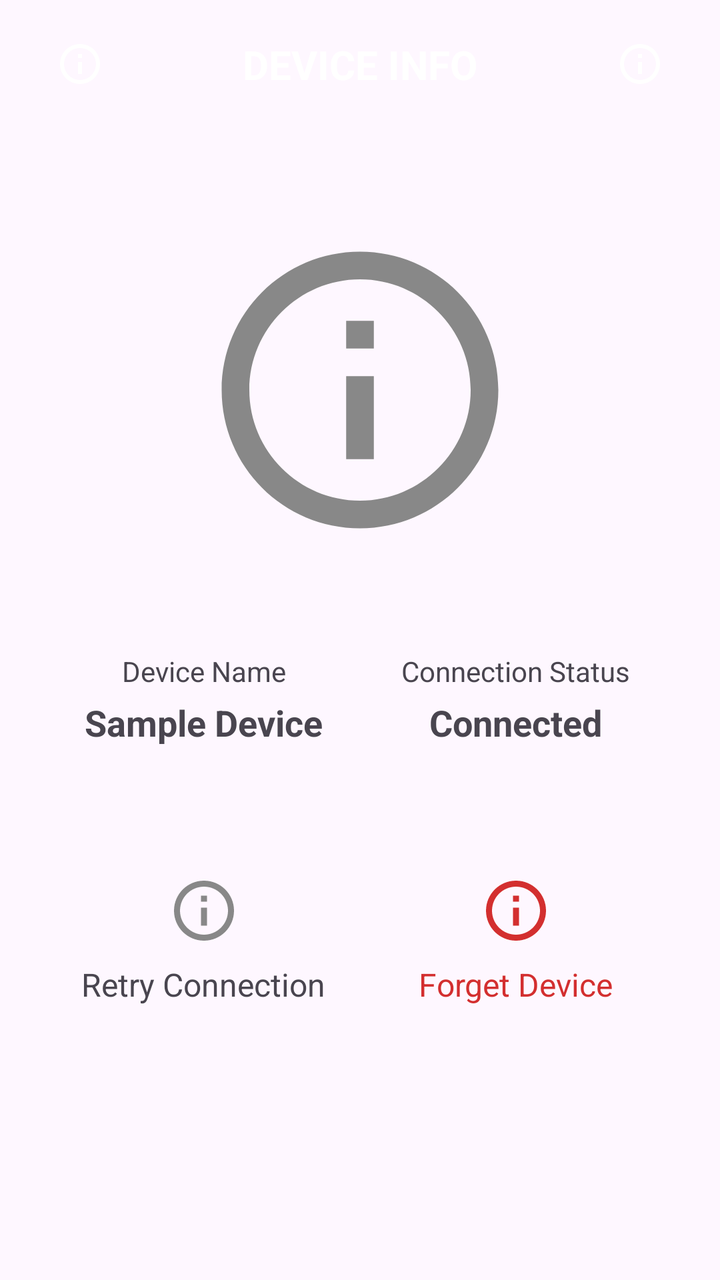
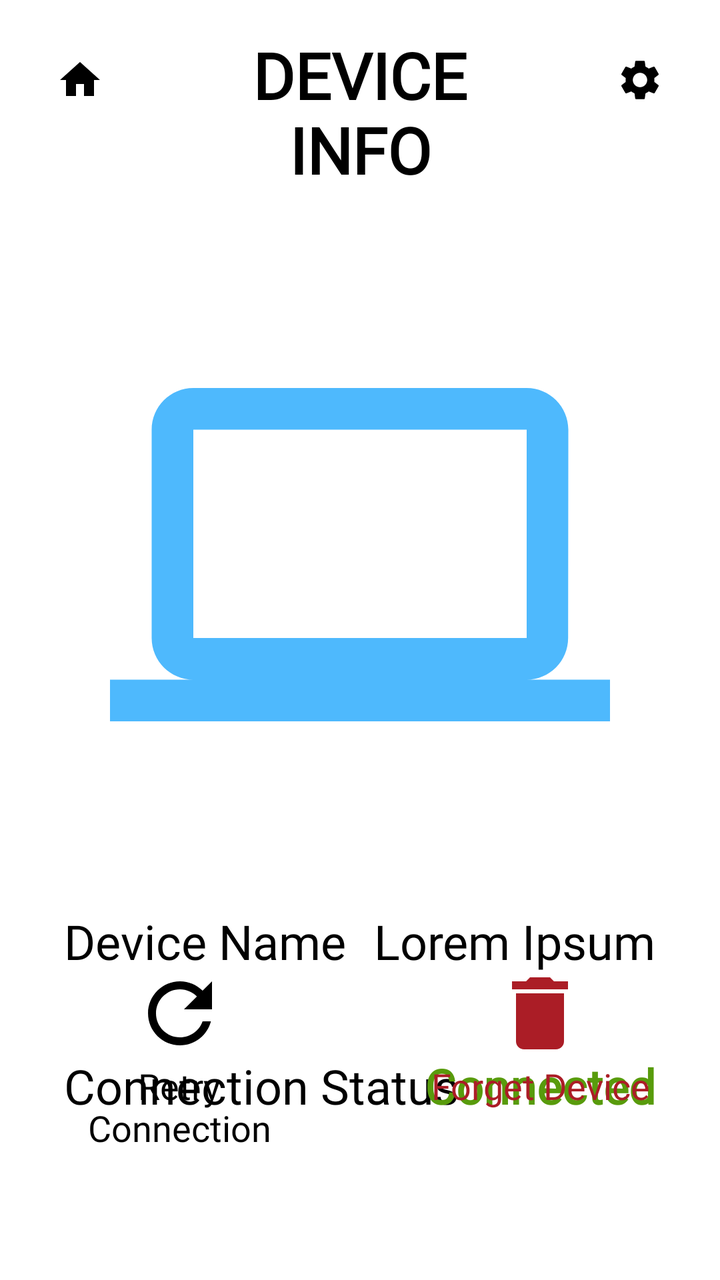

Compare the two renders of this Android layout. The source of the first and the diff that turns it into the second are given below.
<!-- AndroidManifest.xml: application theme Theme.Phomouse -->
<!-- res/layout/screen_info.xml -->
<?xml version="1.0" encoding="utf-8"?>
<androidx.constraintlayout.widget.ConstraintLayout xmlns:android="http://schemas.android.com/apk/res/android"
    xmlns:app="http://schemas.android.com/apk/res-auto"
    android:id="@+id/screen_info"
    android:layout_width="match_parent"
    android:layout_height="match_parent">

    <com.google.android.material.appbar.AppBarLayout
        android:id="@+id/appbar_info"
        android:layout_width="match_parent"
        android:layout_height="wrap_content"
        app:layout_constraintTop_toTopOf="parent">

        <androidx.appcompat.widget.Toolbar
            android:layout_width="match_parent"
            android:layout_height="?attr/actionBarSize"
            app:contentInsetStart="0dp"
            app:contentInsetEnd="0dp">

            <androidx.constraintlayout.widget.ConstraintLayout
                android:layout_width="match_parent"
                android:layout_height="match_parent"
                android:paddingHorizontal="16dp">

                <ImageButton
                    android:id="@+id/btn_home_info"
                    android:layout_width="48dp"
                    android:layout_height="48dp"
                    android:src="@drawable/ic_placeholder"
                    android:background="?attr/selectableItemBackgroundBorderless"
                    app:tint="?attr/colorOnPrimary"
                    app:layout_constraintStart_toStartOf="parent"
                    app:layout_constraintTop_toTopOf="parent"
                    app:layout_constraintBottom_toBottomOf="parent"/>

                <TextView
                    android:layout_width="wrap_content"
                    android:layout_height="wrap_content"
                    android:text="DEVICE INFO"
                    android:textSize="20sp"
                    android:textStyle="bold"
                    android:textColor="?attr/colorOnPrimary"
                    app:layout_constraintStart_toStartOf="parent"
                    app:layout_constraintEnd_toEndOf="parent"
                    app:layout_constraintTop_toTopOf="parent"
                    app:layout_constraintBottom_toBottomOf="parent"/>

                <ImageButton
                    android:id="@+id/btn_settings_info"
                    android:layout_width="48dp"
                    android:layout_height="48dp"
                    android:src="@drawable/ic_placeholder"
                    android:background="?attr/selectableItemBackgroundBorderless"
                    app:tint="?attr/colorOnPrimary"
                    app:layout_constraintEnd_toEndOf="parent"
                    app:layout_constraintTop_toTopOf="parent"
                    app:layout_constraintBottom_toBottomOf="parent"/>

            </androidx.constraintlayout.widget.ConstraintLayout>
        </androidx.appcompat.widget.Toolbar>
    </com.google.android.material.appbar.AppBarLayout>

    <LinearLayout
        android:layout_width="match_parent"
        android:layout_height="0dp"
        android:orientation="vertical"
        android:padding="24dp"
        android:gravity="center_horizontal"
        app:layout_constraintTop_toBottomOf="@id/appbar_info"
        app:layout_constraintBottom_toBottomOf="parent">

        <ImageView
            android:layout_width="166dp"
            android:layout_height="166dp"
            android:src="@drawable/ic_placeholder"
            android:layout_marginTop="24dp"
            android:layout_marginBottom="48dp"/>

        <LinearLayout
            android:layout_width="match_parent"
            android:layout_height="wrap_content"
            android:orientation="horizontal"
            android:layout_marginBottom="48dp">

            <LinearLayout
                android:layout_width="0dp"
                android:layout_height="wrap_content"
                android:layout_weight="1"
                android:orientation="vertical"
                android:gravity="center">
                <TextView
                    android:layout_width="wrap_content"
                    android:layout_height="wrap_content"
                    android:text="Device Name"
                    android:textSize="14sp"
                    android:textColor="?android:textColorSecondary"/>
                <TextView
                    android:layout_width="wrap_content"
                    android:layout_height="wrap_content"
                    android:text="Sample Device"
                    android:textSize="18sp"
                    android:textStyle="bold"
                    android:layout_marginTop="4dp"/>
            </LinearLayout>

            <LinearLayout
                android:layout_width="0dp"
                android:layout_height="wrap_content"
                android:layout_weight="1"
                android:orientation="vertical"
                android:gravity="center">
                <TextView
                    android:layout_width="wrap_content"
                    android:layout_height="wrap_content"
                    android:text="Connection Status"
                    android:textSize="14sp"
                    android:textColor="?android:textColorSecondary"/>
                <TextView
                    android:layout_width="wrap_content"
                    android:layout_height="wrap_content"
                    android:text="Connected"
                    android:textSize="18sp"
                    android:textStyle="bold"
                    android:layout_marginTop="4dp"/>
            </LinearLayout>
        </LinearLayout>

        <LinearLayout
            android:layout_width="match_parent"
            android:layout_height="wrap_content"
            android:orientation="horizontal">

            <LinearLayout
                android:layout_width="0dp"
                android:layout_height="wrap_content"
                android:layout_weight="1"
                android:orientation="vertical"
                android:gravity="center"
                android:background="?attr/selectableItemBackground"
                android:padding="16dp">
                <ImageView
                    android:layout_width="36dp"
                    android:layout_height="36dp"
                    android:src="@drawable/ic_placeholder"
                    android:layout_marginBottom="8dp"/>
                <TextView
                    android:layout_width="wrap_content"
                    android:layout_height="wrap_content"
                    android:text="Retry Connection"
                    android:textAlignment="center"
                    android:textSize="16sp"/>
            </LinearLayout>

            <LinearLayout
                android:layout_width="0dp"
                android:layout_height="wrap_content"
                android:layout_weight="1"
                android:orientation="vertical"
                android:gravity="center"
                android:background="?attr/selectableItemBackground"
                android:padding="16dp">
                <ImageView
                    android:layout_width="36dp"
                    android:layout_height="36dp"
                    android:src="@drawable/ic_placeholder"
                    app:tint="#D32F2F"
                    android:layout_marginBottom="8dp"/>
                <TextView
                    android:layout_width="wrap_content"
                    android:layout_height="wrap_content"
                    android:text="Forget Device"
                    android:textColor="#D32F2F"
                    android:textAlignment="center"
                    android:textSize="16sp"/>
            </LinearLayout>
        </LinearLayout>
    </LinearLayout>

</androidx.constraintlayout.widget.ConstraintLayout>
<!-- resources referenced by this layout -->
<resources>
  <!-- drawable ic_placeholder (drawable) -->
  <vector xmlns:android="http://schemas.android.com/apk/res/android"
      android:width="24dp"
      android:height="24dp"
      android:viewportWidth="24"
      android:viewportHeight="24">
      <path
          android:fillColor="#888888"
          android:pathData="M12,2C6.47,2 2,6.47 2,12s4.47,10 10,10 10,-4.47 10,-10S17.53,2 12,2zM12,20c-4.41,0 -8,-3.59 -8,-8s3.59,-8 8,-8 8,3.59 8,8 -3.59,8 -8,8zM11,7h2v2h-2zM11,11h2v6h-2z"/>
  </vector>
  <style name="Theme.Phomouse" parent="Base.Theme.Phomouse" />
  <style name="Base.Theme.Phomouse" parent="Theme.Material3.DayNight.NoActionBar">
   <item name="colorPrimary">@color/primary</item>
          
      </style>
  <color name="primary">#4EB9FD</color>
</resources>

<!-- the commit's change to res/layout/screen_info.xml (unified diff, before → after) -->
@@ -3,177 +3,180 @@
     xmlns:app="http://schemas.android.com/apk/res-auto"
     android:id="@+id/screen_info"
     android:layout_width="match_parent"
-    android:layout_height="match_parent">
+    android:layout_height="match_parent"
+    android:background="@color/white">
 
-    <com.google.android.material.appbar.AppBarLayout
-        android:id="@+id/appbar_info"
+    <androidx.constraintlayout.widget.ConstraintLayout
+        android:id="@+id/header_info"
         android:layout_width="match_parent"
         android:layout_height="wrap_content"
+        android:padding="16dp"
         app:layout_constraintTop_toTopOf="parent">
 
-        <androidx.appcompat.widget.Toolbar
+        <ImageButton
+            android:id="@+id/btn_home_info"
+            android:layout_width="48dp"
+            android:layout_height="48dp"
+            android:src="@drawable/ic_home"
+            android:background="?attr/selectableItemBackgroundBorderless"
+            app:layout_constraintStart_toStartOf="parent"
+            app:layout_constraintTop_toTopOf="parent" />
+
+        <TextView
+            android:layout_width="wrap_content"
+            android:layout_height="wrap_content"
+            android:text="DEVICE\nINFO"
+            android:textSize="32sp"
+            android:textStyle="bold"
+            android:textColor="@color/black"
+            android:gravity="center"
+            android:fontFamily="@font/atkinson"
+            app:layout_constraintStart_toStartOf="parent"
+            app:layout_constraintEnd_toEndOf="parent"
+            app:layout_constraintTop_toTopOf="parent" />
+
+        <ImageButton
+            android:id="@+id/btn_settings_info"
+            android:layout_width="48dp"
+            android:layout_height="48dp"
+            android:src="@drawable/ic_settings"
+            android:background="?attr/selectableItemBackgroundBorderless"
+            app:layout_constraintEnd_toEndOf="parent"
+            app:layout_constraintTop_toTopOf="parent" />
+
+    </androidx.constraintlayout.widget.ConstraintLayout>
+
+    <ImageView
+        android:id="@+id/icon_device"
+        android:layout_width="250dp"
+        android:layout_height="250dp"
+        android:src="@drawable/ic_computer"
+        app:tint="@color/primary"
+        android:layout_marginTop="40dp"
+        app:layout_constraintTop_toBottomOf="@id/header_info"
+        app:layout_constraintStart_toStartOf="parent"
+        app:layout_constraintEnd_toEndOf="parent" />
+
+    <LinearLayout
+        android:id="@+id/info_container"
+        android:layout_width="match_parent"
+        android:layout_height="wrap_content"
+        android:orientation="vertical"
+        android:paddingHorizontal="32dp"
+        android:layout_marginTop="40dp"
+        app:layout_constraintTop_toBottomOf="@id/icon_device">
+
+        <androidx.constraintlayout.widget.ConstraintLayout
             android:layout_width="match_parent"
-            android:layout_height="?attr/actionBarSize"
-            app:contentInsetStart="0dp"
-            app:contentInsetEnd="0dp">
+            android:layout_height="wrap_content"
+            android:paddingVertical="12dp">
+            <TextView
+                android:layout_width="wrap_content"
+                android:layout_height="wrap_content"
+                android:text="Device Name"
+                android:textSize="24sp"
+                android:textColor="@color/black"
+                android:fontFamily="@font/atkinson"
+                app:layout_constraintStart_toStartOf="parent"
+                app:layout_constraintTop_toTopOf="parent"
+                app:layout_constraintBottom_toBottomOf="parent"/>
+            <TextView
+                android:layout_width="wrap_content"
+                android:layout_height="wrap_content"
+                android:text="Lorem Ipsum"
+                android:textSize="24sp"
+                android:textColor="@color/black"
+                android:fontFamily="@font/atkinson"
+                app:layout_constraintEnd_toEndOf="parent"
+                app:layout_constraintTop_toTopOf="parent"
+                app:layout_constraintBottom_toBottomOf="parent"/>
+        </androidx.constraintlayout.widget.ConstraintLayout>
 
-            <androidx.constraintlayout.widget.ConstraintLayout
-                android:layout_width="match_parent"
-                android:layout_height="match_parent"
-                android:paddingHorizontal="16dp">
+        <androidx.constraintlayout.widget.ConstraintLayout
+            android:layout_width="match_parent"
+            android:layout_height="wrap_content"
+            android:paddingVertical="12dp"
+            android:layout_marginTop="16dp">
+            <TextView
+                android:layout_width="wrap_content"
+                android:layout_height="wrap_content"
+                android:text="Connection Status"
+                android:textSize="24sp"
+                android:textColor="@color/black"
+                android:fontFamily="@font/atkinson"
+                app:layout_constraintStart_toStartOf="parent"
+                app:layout_constraintTop_toTopOf="parent"
+                app:layout_constraintBottom_toBottomOf="parent"/>
+            <TextView
+                android:layout_width="wrap_content"
+                android:layout_height="wrap_content"
+                android:text="Connected"
+                android:textSize="24sp"
+                android:textColor="@color/success"
+                android:textStyle="bold"
+                android:fontFamily="@font/atkinson"
+                app:layout_constraintEnd_toEndOf="parent"
+                app:layout_constraintTop_toTopOf="parent"
+                app:layout_constraintBottom_toBottomOf="parent"/>
+        </androidx.constraintlayout.widget.ConstraintLayout>
 
-                <ImageButton
-                    android:id="@+id/btn_home_info"
-                    android:layout_width="48dp"
-                    android:layout_height="48dp"
-                    android:src="@drawable/ic_placeholder"
-                    android:background="?attr/selectableItemBackgroundBorderless"
-                    app:tint="?attr/colorOnPrimary"
-                    app:layout_constraintStart_toStartOf="parent"
-                    app:layout_constraintTop_toTopOf="parent"
-                    app:layout_constraintBottom_toBottomOf="parent"/>
-
-                <TextView
-                    android:layout_width="wrap_content"
-                    android:layout_height="wrap_content"
-                    android:text="DEVICE INFO"
-                    android:textSize="20sp"
-                    android:textStyle="bold"
-                    android:textColor="?attr/colorOnPrimary"
-                    app:layout_constraintStart_toStartOf="parent"
-                    app:layout_constraintEnd_toEndOf="parent"
-                    app:layout_constraintTop_toTopOf="parent"
-                    app:layout_constraintBottom_toBottomOf="parent"/>
-
-                <ImageButton
-                    android:id="@+id/btn_settings_info"
-                    android:layout_width="48dp"
-                    android:layout_height="48dp"
-                    android:src="@drawable/ic_placeholder"
-                    android:background="?attr/selectableItemBackgroundBorderless"
-                    app:tint="?attr/colorOnPrimary"
-                    app:layout_constraintEnd_toEndOf="parent"
-                    app:layout_constraintTop_toTopOf="parent"
-                    app:layout_constraintBottom_toBottomOf="parent"/>
-
-            </androidx.constraintlayout.widget.ConstraintLayout>
-        </androidx.appcompat.widget.Toolbar>
-    </com.google.android.material.appbar.AppBarLayout>
+    </LinearLayout>
 
     <LinearLayout
         android:layout_width="match_parent"
-        android:layout_height="0dp"
-        android:orientation="vertical"
-        android:padding="24dp"
-        android:gravity="center_horizontal"
-        app:layout_constraintTop_toBottomOf="@id/appbar_info"
+        android:layout_height="wrap_content"
+        android:orientation="horizontal"
+        android:layout_marginBottom="48dp"
         app:layout_constraintBottom_toBottomOf="parent">
 
-        <ImageView
-            android:layout_width="166dp"
-            android:layout_height="166dp"
-            android:src="@drawable/ic_placeholder"
-            android:layout_marginTop="24dp"
-            android:layout_marginBottom="48dp"/>
-
         <LinearLayout
-            android:layout_width="match_parent"
+            android:id="@+id/btn_retry"
+            android:layout_width="0dp"
             android:layout_height="wrap_content"
-            android:orientation="horizontal"
-            android:layout_marginBottom="48dp">
-
-            <LinearLayout
-                android:layout_width="0dp"
+            android:layout_weight="1"
+            android:orientation="vertical"
+            android:gravity="center"
+            android:background="?attr/selectableItemBackground"
+            android:padding="16dp">
+            <ImageView
+                android:layout_width="48dp"
+                android:layout_height="48dp"
+                android:src="@drawable/ic_refresh"
+                app:tint="@color/black"/>
+            <TextView
+                android:layout_width="wrap_content"
                 android:layout_height="wrap_content"
-                android:layout_weight="1"
-                android:orientation="vertical"
-                android:gravity="center">
-                <TextView
-                    android:layout_width="wrap_content"
-                    android:layout_height="wrap_content"
-                    android:text="Device Name"
-                    android:textSize="14sp"
-                    android:textColor="?android:textColorSecondary"/>
-                <TextView
-                    android:layout_width="wrap_content"
-                    android:layout_height="wrap_content"
-                    android:text="Sample Device"
-                    android:textSize="18sp"
-                    android:textStyle="bold"
-                    android:layout_marginTop="4dp"/>
-            </LinearLayout>
-
-            <LinearLayout
-                android:layout_width="0dp"
-                android:layout_height="wrap_content"
-                android:layout_weight="1"
-                android:orientation="vertical"
-                android:gravity="center">
-                <TextView
-                    android:layout_width="wrap_content"
-                    android:layout_height="wrap_content"
-                    android:text="Connection Status"
-                    android:textSize="14sp"
-                    android:textColor="?android:textColorSecondary"/>
-                <TextView
-                    android:layout_width="wrap_content"
-                    android:layout_height="wrap_content"
-                    android:text="Connected"
-                    android:textSize="18sp"
-                    android:textStyle="bold"
-                    android:layout_marginTop="4dp"/>
-            </LinearLayout>
+                android:text="Retry\nConnection"
+                android:textAlignment="center"
+                android:textSize="18sp"
+                android:textColor="@color/black"
+                android:fontFamily="@font/atkinson"/>
         </LinearLayout>
 
         <LinearLayout
-            android:layout_width="match_parent"
+            android:id="@+id/btn_forget"
+            android:layout_width="0dp"
             android:layout_height="wrap_content"
-            android:orientation="horizontal">
+            android:layout_weight="1"
+            android:orientation="vertical"
+            android:gravity="center"
+            android:background="?attr/selectableItemBackground"
+            android:padding="16dp">
+            <ImageView
+                android:layout_width="48dp"
+                android:layout_height="48dp"
+                android:src="@drawable/ic_delete"
+                app:tint="@color/error"/>
+            <TextView
+                android:layout_width="wrap_content"
+                android:layout_height="wrap_content"
+                android:text="Forget Device"
+                android:textColor="@color/error"
+                android:textAlignment="center"
+                android:textSize="18sp"
+                android:fontFamily="@font/atkinson"/>
+        </LinearLayout>
 
-            <LinearLayout
-                android:layout_width="0dp"
-                android:layout_height="wrap_content"
-                android:layout_weight="1"
-                android:orientation="vertical"
-                android:gravity="center"
-                android:background="?attr/selectableItemBackground"
-                android:padding="16dp">
-                <ImageView
-                    android:layout_width="36dp"
-                    android:layout_height="36dp"
-                    android:src="@drawable/ic_placeholder"
-                    android:layout_marginBottom="8dp"/>
-                <TextView
-                    android:layout_width="wrap_content"
-                    android:layout_height="wrap_content"
-                    android:text="Retry Connection"
-                    android:textAlignment="center"
-                    android:textSize="16sp"/>
-            </LinearLayout>
-
-            <LinearLayout
-                android:layout_width="0dp"
-                android:layout_height="wrap_content"
-                android:layout_weight="1"
-                android:orientation="vertical"
-                android:gravity="center"
-                android:background="?attr/selectableItemBackground"
-                android:padding="16dp">
-                <ImageView
-                    android:layout_width="36dp"
-                    android:layout_height="36dp"
-                    android:src="@drawable/ic_placeholder"
-                    app:tint="#D32F2F"
-                    android:layout_marginBottom="8dp"/>
-                <TextView
-                    android:layout_width="wrap_content"
-                    android:layout_height="wrap_content"
-                    android:text="Forget Device"
-                    android:textColor="#D32F2F"
-                    android:textAlignment="center"
-                    android:textSize="16sp"/>
-            </LinearLayout>
-        </LinearLayout>
     </LinearLayout>
 
 </androidx.constraintlayout.widget.ConstraintLayout>
<!-- resource entries referenced after the edit -->
@@ -1,20 +1,66 @@
 <!-- resources referenced by this layout -->
 <resources>
-  <!-- drawable ic_placeholder (drawable) -->
+  <color name="black">#FF000000</color>
+  <color name="error">#AB1D26</color>
+  <style name="Theme.Phomouse" parent="Base.Theme.Phomouse" />
+  <style name="Base.Theme.Phomouse" parent="Theme.Material3.DayNight.NoActionBar">
+          <item name="colorPrimary">@color/primary</item>
+          <item name="colorAccent">@color/accent</item>
+          <item name="android:windowBackground">@color/white</item>
+      </style>
+  <color name="accent">#0BFEC8</color>
+  <color name="primary">#4EB9FD</color>
+  <color name="success">#589B0C</color>
+  <color name="white">#FFFFFFFF</color>
+  <!-- drawable ic_computer (drawable) -->
   <vector xmlns:android="http://schemas.android.com/apk/res/android"
       android:width="24dp"
       android:height="24dp"
       android:viewportWidth="24"
       android:viewportHeight="24">
       <path
-          android:fillColor="#888888"
-          android:pathData="M12,2C6.47,2 2,6.47 2,12s4.47,10 10,10 10,-4.47 10,-10S17.53,2 12,2zM12,20c-4.41,0 -8,-3.59 -8,-8s3.59,-8 8,-8 8,3.59 8,8 -3.59,8 -8,8zM11,7h2v2h-2zM11,11h2v6h-2z"/>
+          android:fillColor="#000000"
+          android:pathData="M20,18c1.1,0 1.99,-0.9 1.99,-2L22,6c0,-1.1 -0.9,-2 -2,-2H4c-1.1,0 -2,0.9 -2,2v10c0,1.1 0.9,2 2,2H0v2h24v-2h-4zM4,6h16v10H4V6z"/>
   </vector>
-  <style name="Theme.Phomouse" parent="Base.Theme.Phomouse" />
-  <style name="Base.Theme.Phomouse" parent="Theme.Material3.DayNight.NoActionBar">
-   <item name="colorPrimary">@color/primary</item>
-          
-      </style>
-  <color name="primary">#4EB9FD</color>
+  <!-- drawable ic_delete (drawable) -->
+  <vector xmlns:android="http://schemas.android.com/apk/res/android"
+      android:width="24dp"
+      android:height="24dp"
+      android:viewportWidth="24"
+      android:viewportHeight="24">
+      <path
+          android:fillColor="#000000"
+          android:pathData="M6,19c0,1.1 0.9,2 2,2h8c1.1,0 2,-0.9 2,-2V7H6v12zM19,4h-3.5l-1,-1h-5l-1,1H5v2h14V4z"/>
+  </vector>
+  <!-- drawable ic_home (drawable) -->
+  <vector xmlns:android="http://schemas.android.com/apk/res/android"
+      android:width="24dp"
+      android:height="24dp"
+      android:viewportWidth="24"
+      android:viewportHeight="24">
+      <path
+          android:fillColor="#000000"
+          android:pathData="M10,20V14H14V20H19V12H22L12,3L2,12H5V20H10Z"/>
+  </vector>
+  <!-- drawable ic_refresh (drawable) -->
+  <vector xmlns:android="http://schemas.android.com/apk/res/android"
+      android:width="24dp"
+      android:height="24dp"
+      android:viewportWidth="24"
+      android:viewportHeight="24">
+      <path
+          android:fillColor="#000000"
+          android:pathData="M17.65,6.35C16.2,4.9 14.21,4 12,4c-4.42,0 -7.99,3.58 -7.99,8s3.57,8 7.99,8c3.73,0 6.84,-2.55 7.73,-6h-2.08c-0.82,2.33 -3.04,4 -5.65,4 -3.31,0 -6,-2.69 -6,-6s2.69,-6 6,-6c1.66,0 3.14,0.69 4.22,1.78L13,11h7V4l-2.35,2.35z"/>
+  </vector>
+  <!-- drawable ic_settings (drawable) -->
+  <vector xmlns:android="http://schemas.android.com/apk/res/android"
+      android:width="24dp"
+      android:height="24dp"
+      android:viewportWidth="24"
+      android:viewportHeight="24">
+      <path
+          android:fillColor="#000000"
+          android:pathData="M19.14,12.94c0.04,-0.3 0.06,-0.61 0.06,-0.94c0,-0.32 -0.02,-0.64 -0.07,-0.94l2.03,-1.58c0.18,-0.14 0.23,-0.41 0.12,-0.61l-1.92,-3.32c-0.12,-0.22 -0.37,-0.29 -0.59,-0.22l-2.39,0.96c-0.5,-0.38 -1.03,-0.7 -1.62,-0.94L14.4,2.81c-0.04,-0.24 -0.24,-0.41 -0.48,-0.41h-3.84c-0.24,0 -0.43,0.17 -0.47,0.41l-0.36,2.54c-0.59,0.24 -1.13,0.57 -1.62,0.94l-2.39,-0.96c-0.22,-0.08 -0.47,0 -0.59,0.22L2.74,8.87c-0.12,0.21 -0.08,0.47 0.12,0.61l2.03,1.58C4.84,11.36 4.81,11.67 4.81,12s0.02,0.64 0.07,0.94l-2.03,1.58c-0.18,0.14 -0.23,0.41 -0.12,0.61l1.92,3.32c0.12,0.22 0.37,0.29 0.59,0.22l2.39,-0.96c0.5,0.38 1.03,0.7 1.62,0.94l0.36,2.54c0.05,0.24 0.24,0.41 0.48,0.41h3.84c0.24,0 0.44,-0.17 0.47,-0.41l0.36,-2.54c0.59,-0.24 1.13,-0.56 1.62,-0.94l2.39,0.96c0.22,0.08 0.47,0 0.59,-0.22l1.92,-3.32c0.12,-0.21 0.07,-0.47 -0.12,-0.61L19.14,12.94zM12,15.6c-1.98,0 -3.6,-1.62 -3.6,-3.6s1.62,-3.6 3.6,-3.6s3.6,1.62 3.6,3.6S13.98,15.6 12,15.6z"/>
+  </vector>
 </resources>
 
